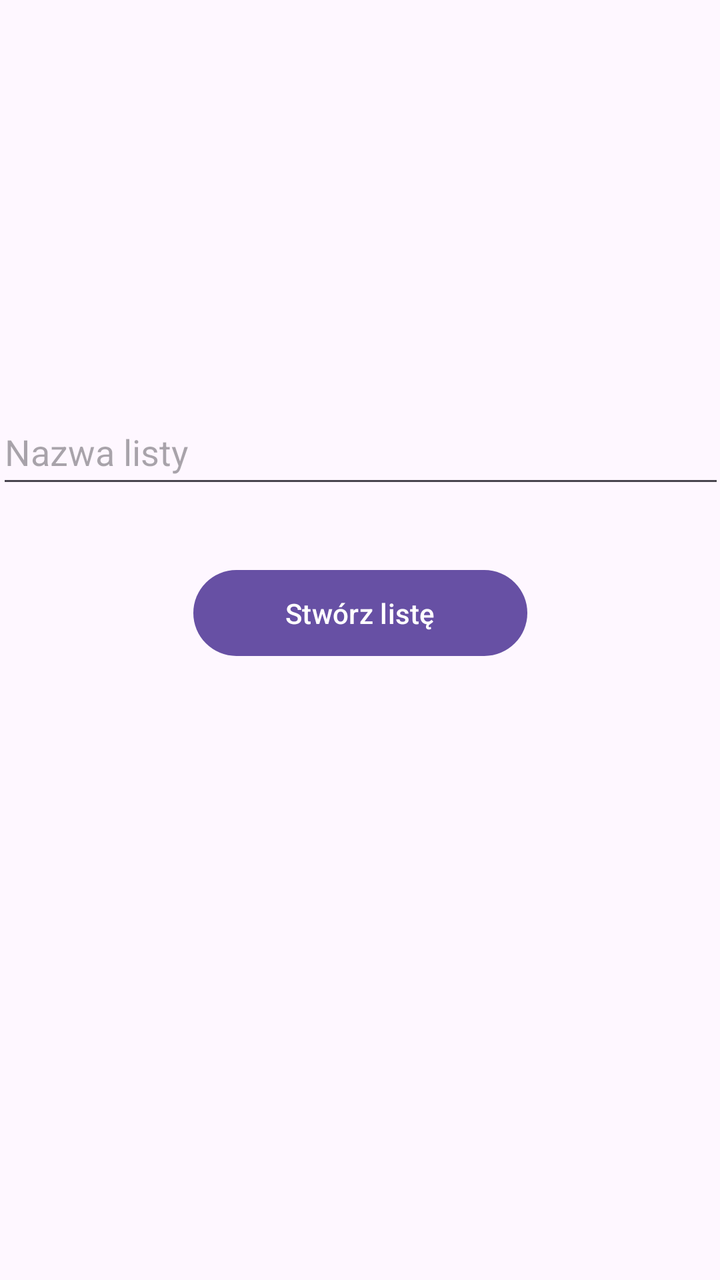
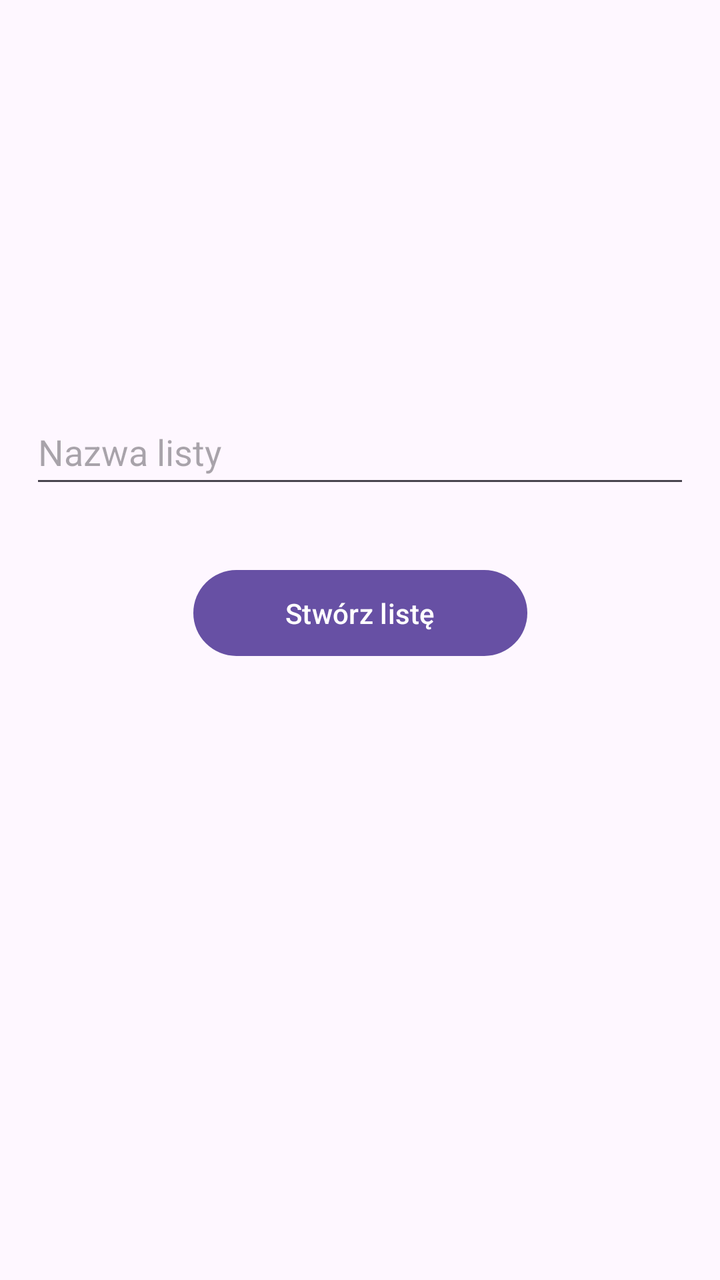

An Android layout rendered at two revisions. The XML below is the earlier revision; the diff shows what the commit changed to produce the second picture.
<!-- AndroidManifest.xml: application theme Theme.ShopList -->
<!-- res/layout/activity_create_list.xml -->
<?xml version="1.0" encoding="utf-8"?>
<androidx.constraintlayout.widget.ConstraintLayout xmlns:android="http://schemas.android.com/apk/res/android"
    xmlns:app="http://schemas.android.com/apk/res-auto"
    xmlns:tools="http://schemas.android.com/tools"
    android:id="@+id/linearLayout"
    android:layout_width="match_parent"
    android:layout_height="match_parent">

    <EditText
        android:id="@+id/editTextListName"
        android:layout_width="364dp"
        android:layout_height="49dp"
        android:layout_marginStart="8dp"
        android:layout_marginTop="200dp"
        android:layout_marginEnd="8dp"
        android:hint="Nazwa listy"
        android:inputType="text"
        app:layout_constraintEnd_toEndOf="parent"
        app:layout_constraintStart_toStartOf="parent"
        app:layout_constraintTop_toTopOf="parent" />

    <Button
        android:id="@+id/buttonCreateList"
        android:layout_width="167dp"
        android:layout_height="51dp"
        android:layout_marginTop="32dp"
        android:text="Stwórz listę"
        app:layout_constraintEnd_toEndOf="parent"
        app:layout_constraintStart_toStartOf="parent"
        app:layout_constraintTop_toBottomOf="@+id/editTextListName" />
</androidx.constraintlayout.widget.ConstraintLayout>
<!-- resources referenced by this layout -->
<resources>
  <style name="Theme.ShopList" parent="Base.Theme.ShopList" />
  <style name="Base.Theme.ShopList" parent="Theme.Material3.DayNight.NoActionBar">
          
          
      </style>
</resources>

<!-- the commit's change to res/layout/activity_create_list.xml (unified diff, before → after) -->
@@ -8,7 +8,7 @@
 
     <EditText
         android:id="@+id/editTextListName"
-        android:layout_width="364dp"
+        android:layout_width="330dp"
         android:layout_height="49dp"
         android:layout_marginStart="8dp"
         android:layout_marginTop="200dp"
